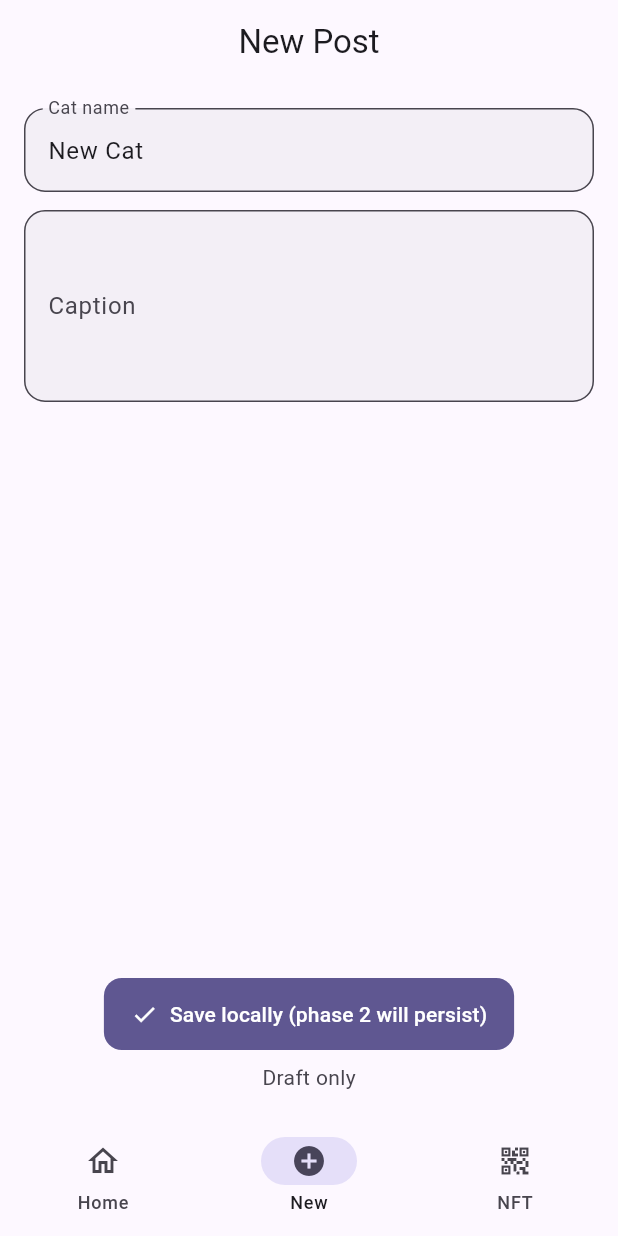
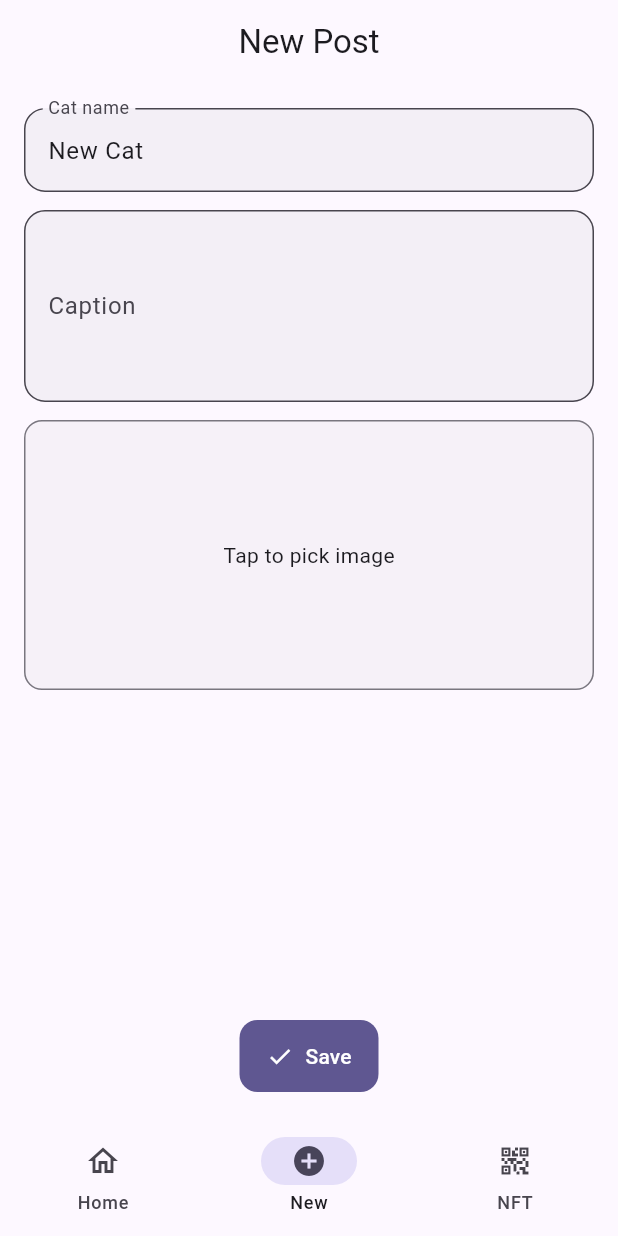
Before and after one commit to hakim319791979-del/catbook, a Flutter app: the screen it shows after launch, item 2 of the bottom bar chosen, on a phone screen of 412 x 824 dp. Run offline on Flutter 3.47's test engine with Material 3 defaults, Android fonts, the phone set to English and light mode, and no system bars; our stand-ins replace google_fonts, image_picker, qr_flutter, shared_preferences; Roboto replaces fonts that are missing (Cairo).

Commit message:
Update new_post_screen.dart

```diff
--- a/lib/screens/new_post_screen.dart
+++ b/lib/screens/new_post_screen.dart
@@ -1,4 +1,9 @@
+import 'dart:io';
 import 'package:flutter/material.dart';
+import 'package:image_picker/image_picker.dart';
+import 'package:uuid/uuid.dart';
+import '../models/post.dart';
+import '../services/local_store.dart';
 
 class NewPostScreen extends StatefulWidget {
   const NewPostScreen({super.key});
@@ -10,6 +15,37 @@ class NewPostScreen extends StatefulWidget {
 class _NewPostScreenState extends State<NewPostScreen> {
   final _name = TextEditingController(text: "New Cat");
   final _caption = TextEditingController();
+  File? _image;
+  bool _saving = false;
+
+  Future<void> _pickImage() async {
+    final picker = ImagePicker();
+    final picked = await picker.pickImage(source: ImageSource.gallery, imageQuality: 70);
+    if (picked != null) setState(() => _image = File(picked.path));
+  }
+
+  Future<void> _save() async {
+    if (_saving) return;
+    setState(() => _saving = true);
+
+    final post = Post(
+      id: const Uuid().v4(),
+      catName: _name.text.trim(),
+      caption: _caption.text.trim(),
+      imagePath: _image?.path,
+      createdAt: DateTime.now(),
+    );
+
+    final existing = await LocalStore.loadPosts();
+    existing.add(post);
+    await LocalStore.savePosts(existing);
+
+    if (mounted) {
+      setState(() => _saving = false);
+      Navigator.pop(context);
+      ScaffoldMessenger.of(context).showSnackBar(const SnackBar(content: Text('Post saved locally')));
+    }
+  }
 
   @override
   void dispose() {
@@ -29,24 +65,32 @@ class _NewPostScreenState extends State<NewPostScreen> {
           children: [
             TextField(controller: _name, decoration: const InputDecoration(labelText: "Cat name")),
             const SizedBox(height: 12),
-            TextField(
-              controller: _caption,
-              maxLines: 4,
-              decoration: const InputDecoration(labelText: "Caption"),
+            TextField(controller: _caption, maxLines: 4, decoration: const InputDecoration(labelText: "Caption")),
+            const SizedBox(height: 12),
+            GestureDetector(
+              onTap: _pickImage,
+              child: Container(
+                height: 180,
+                width: double.infinity,
+                decoration: BoxDecoration(
+                  borderRadius: BorderRadius.circular(12),
+                  color: cs.surfaceContainerHighest.withOpacity(.3),
+                  border: Border.all(color: cs.outline),
+                ),
+                child: _image != null
+                    ? ClipRRect(
+                        borderRadius: BorderRadius.circular(12),
+                        child: Image.file(_image!, fit: BoxFit.cover),
+                      )
+                    : const Center(child: Text("Tap to pick image")),
+              ),
             ),
             const Spacer(),
             FilledButton.icon(
-              onPressed: () {
-                Navigator.pop(context);
-                ScaffoldMessenger.of(context).showSnackBar(
-                  SnackBar(content: Text('Saved: ${_name.text} – ${_caption.text}')),
-                );
-              },
+              onPressed: _save,
               icon: const Icon(Icons.check),
-              label: const Text('Save locally (phase 2 will persist)'),
+              label: Text(_saving ? 'Saving...' : 'Save'),
             ),
-            const SizedBox(height: 8),
-            Text('Draft only', style: TextStyle(color: cs.onSurfaceVariant)),
           ],
         ),
       ),
```
